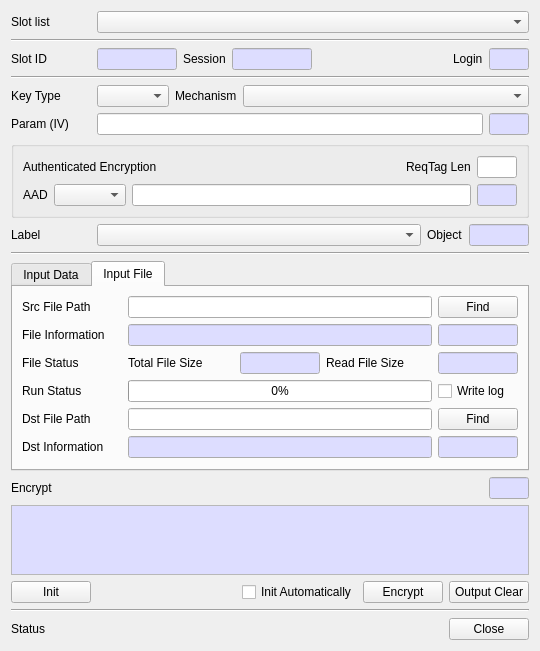
First picture: the form in CryptokiMan/encrypt_dlg.ui, repository jykim74/CryptokiMan, before the edit.
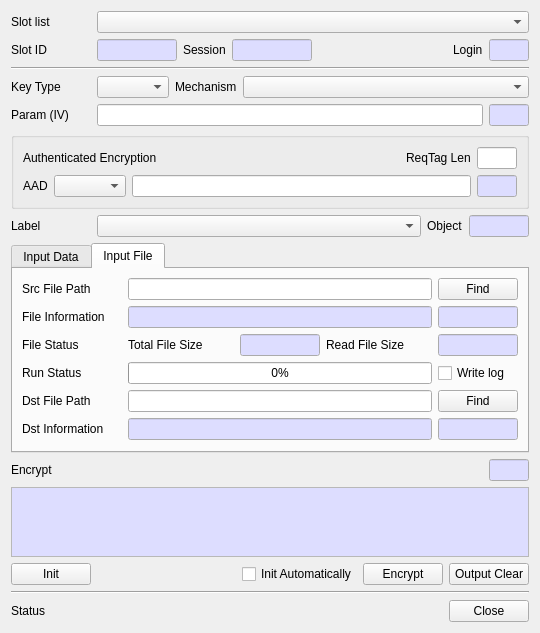
Second picture: the form after the edit.

The edit to the form file:
```diff
--- a/CryptokiMan/encrypt_dlg.ui
+++ b/CryptokiMan/encrypt_dlg.ui
@@ -7,7 +7,7 @@
     <x>0</x>
     <y>0</y>
     <width>540</width>
-    <height>649</height>
+    <height>631</height>
    </rect>
   </property>
   <property name="windowTitle">
@@ -44,13 +44,6 @@
      </item>
     </layout>
    </item>
-   <item>
-    <widget class="Line" name="line">
-     <property name="orientation">
-      <enum>Qt::Horizontal</enum>
-     </property>
-    </widget>
-   </item>
    <item>
     <layout class="QHBoxLayout" name="horizontalLayout">
      <property name="bottomMargin">
@@ -608,13 +601,6 @@
      </item>
     </layout>
    </item>
-   <item>
-    <widget class="Line" name="line_3">
-     <property name="orientation">
-      <enum>Qt::Horizontal</enum>
-     </property>
-    </widget>
-   </item>
    <item>
     <widget class="QTabWidget" name="mInputTab">
      <property name="currentIndex">
```
